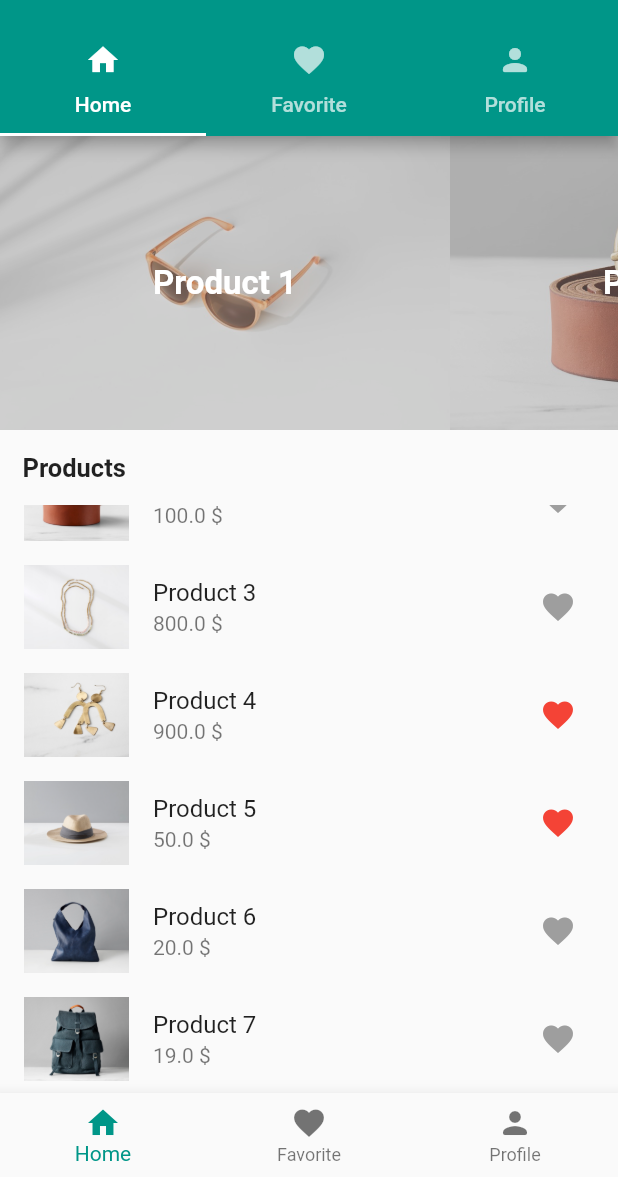
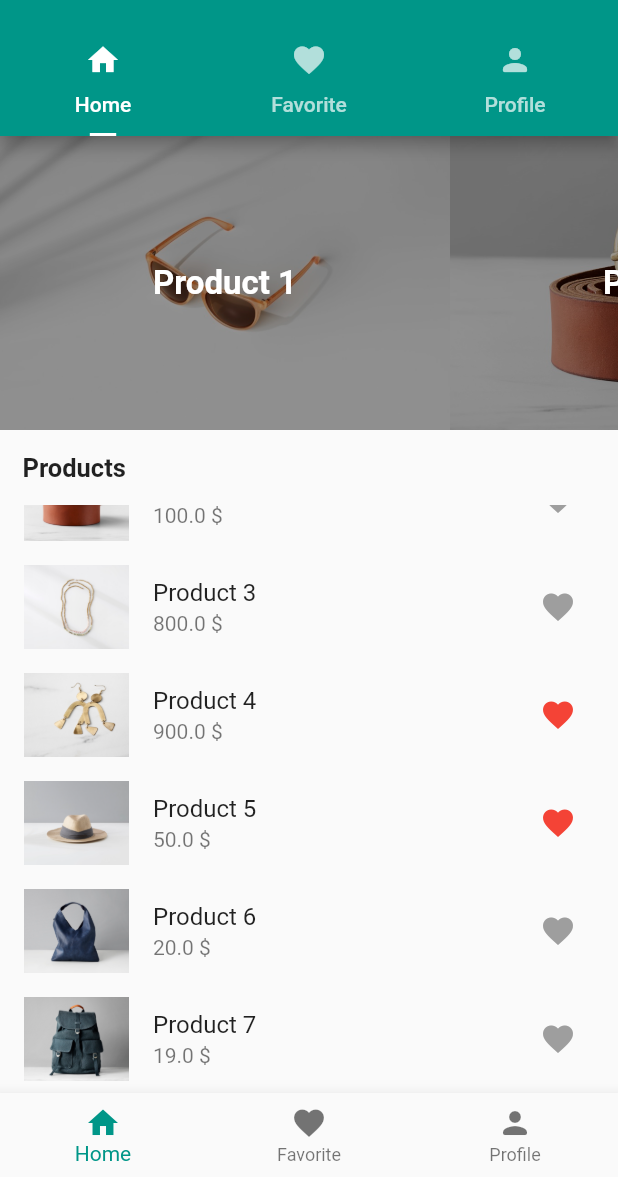
Before and after one commit to ObaidaKhater/HW1, a Flutter app: the screen it shows after launch, scrolled down 112 dp, after a tap on the "favorite" icon, on a phone screen of 412 x 824 dp, the part 59-1236 px from its top. Run offline on Flutter 3.47's test engine with Material 2 defaults, Android fonts, the phone set to English and light mode, and no system bars.

```diff
--- a/lib/ui/favorite_screen.dart
+++ /dev/null
@@ -1,47 +0,0 @@
-import 'package:assignment_1/data/product.dart';
-import 'package:assignment_1/models/product.dart';
-import 'package:flutter/material.dart';
-
-class FavoriteScreen extends StatefulWidget {
-  @override
-  State<StatefulWidget> createState() {
-    return FavoriteScreenState();
-  }
-}
-
-class FavoriteScreenState extends State<FavoriteScreen> {
-  @override
-  Widget build(BuildContext context) {
-    return Container(
-      child: SingleChildScrollView(
-        child: Column(
-            children: ProductData.productData
-                .getProducts()
-                .where((element) => element.isLike == true)
-                .map((Product product) {
-                  return ListTile(
-                    title: Text(product.name),
-                    subtitle: Text('${product.price} \$'),
-                    leading: Image.asset(
-                      product.pathImage,
-                      height: 60,
-                      width: 70,
-                      fit: BoxFit.cover,
-                    ),
-                    trailing: IconButton(
-                      icon: Icon(
-                        Icons.favorite,
-                        color: (product.isLike) ? Colors.red : Colors.grey,
-                      ),
-                      onPressed: () {
-                        product.isLike = !product.isLike;
-                        setState(() {});
-                      },
-                    ),
-                  );
-            })
-                .toList()),
-      ),
-    );
-  }
-}
--- a/lib/ui/main_screen.dart
+++ b/lib/ui/main_screen.dart
@@ -1,5 +1,8 @@
-import 'package:assignment_1/ui/favorite_screen.dart';
-import 'package:assignment_1/ui/home_screen.dart';
+import 'package:assignment_1/data/product.dart';
+import 'package:assignment_1/models/product.dart';
+import 'package:assignment_1/ui/pages/favorite_screen.dart';
+import 'package:assignment_1/ui/pages/home_screen.dart';
+
 import 'package:flutter/material.dart';
 import 'package:flutter/widgets.dart';
 
@@ -14,6 +17,13 @@ class MainScreenState extends State<MainScreen>
     with SingleTickerProviderStateMixin {
   TabController tabBarController;
   int indexBottom = 0;
+
+  toggleProduct(Product product) {
+    int index = ProductData.productData.getProducts().indexOf(product);
+    ProductData.productData.getProducts()[index].isLike =
+        !ProductData.productData.getProducts()[index].isLike;
+    setState(() {});
+  }
 
   @override
   void initState() {
@@ -59,6 +69,9 @@ class MainScreenState extends State<MainScreen>
       bottom: TabBar(
         controller: tabBarController,
         indicatorColor: Colors.white,
+        indicatorSize: TabBarIndicatorSize.label,
+        indicator:
+            UnderlineTabIndicator(insets: EdgeInsets.symmetric(horizontal: 10)),
         tabs: [
           Tab(
             icon: Icon(Icons.home),
@@ -79,8 +92,8 @@ class MainScreenState extends State<MainScreen>
 
   Widget _drawBody() {
     return TabBarView(controller: tabBarController, children: [
-      HomeScreen(),
-      FavoriteScreen(),
+      HomeScreen(toggleProduct),
+      FavoriteScreen(toggleProduct),
       Center(child: Text('3')),
     ]);
   }
--- /dev/null
+++ b/lib/ui/pages/favorite_screen.dart
@@ -0,0 +1,23 @@
+import 'package:assignment_1/data/product.dart';
+import 'package:assignment_1/models/product.dart';
+import 'package:assignment_1/ui/widgets/product_widget.dart';
+import 'package:flutter/material.dart';
+
+class FavoriteScreen extends StatelessWidget {
+  Function function;
+
+  FavoriteScreen(this.function);
+
+  @override
+  Widget build(BuildContext context) {
+    return Container(
+      child: ListView(
+          children: ProductData.productData
+              .getProducts()
+              .where((element) => element.isLike == true)
+              .map((Product product) {
+        return ProductWidget(product, function);
+      }).toList()),
+    );
+  }
+}
--- a/lib/ui/home_screen.dart
+++ b/lib/ui/pages/home_screen.dart
@@ -1,16 +1,12 @@
 import 'package:assignment_1/data/product.dart';
 import 'package:assignment_1/models/product.dart';
+import 'package:assignment_1/ui/widgets/product_widget.dart';
 import 'package:flutter/cupertino.dart';
 import 'package:flutter/material.dart';
 
-class HomeScreen extends StatefulWidget {
-  @override
-  State<StatefulWidget> createState() {
-    return HomeScreenState();
-  }
-}
-
-class HomeScreenState extends State<HomeScreen> {
+class HomeScreen extends StatelessWidget {
+  Function function;
+  HomeScreen(this.function);
   @override
   Widget build(BuildContext context) {
     return Container(
@@ -44,7 +40,7 @@ class HomeScreenState extends State<HomeScreen> {
             width: 300,
             height: double.infinity,
             child: Container(
-              color: Colors.grey.withOpacity(0.4),
+              color: Colors.black.withOpacity(0.4),
               child: Center(
                   child: Text(
                 product.name,
@@ -66,31 +62,10 @@ class HomeScreenState extends State<HomeScreen> {
   }
 
   Widget _drawColumnItems() {
-    return SingleChildScrollView(
-      child: Column(
-        children: ProductData.productData.getProducts().map((Product product) {
-          return ListTile(
-            title: Text(product.name),
-            subtitle: Text('${product.price} \$'),
-            leading: Image.asset(
-              product.pathImage,
-              height: 60,
-              width: 70,
-              fit: BoxFit.cover,
-            ),
-            trailing: IconButton(
-              icon: Icon(
-                Icons.favorite,
-                color: (product.isLike) ? Colors.red : Colors.grey,
-              ),
-              onPressed: () {
-                product.isLike = !product.isLike;
-                setState(() {});
-              },
-            ),
-          );
-        }).toList(),
-      ),
+    return ListView(
+      children: ProductData.productData.getProducts().map((Product product) {
+        return ProductWidget(product,function);
+      }).toList(),
     );
   }
 }
--- /dev/null
+++ b/lib/ui/widgets/product_widget.dart
@@ -0,0 +1,32 @@
+import 'package:assignment_1/models/product.dart';
+import 'package:flutter/material.dart';
+
+class ProductWidget extends StatelessWidget {
+  Function function;
+  Product product;
+
+  ProductWidget(this.product, this.function);
+
+  @override
+  Widget build(BuildContext context) {
+    return ListTile(
+      title: Text(product.name),
+      subtitle: Text('${product.price} \$'),
+      leading: Image.asset(
+        product.pathImage,
+        height: 60,
+        width: 70,
+        fit: BoxFit.cover,
+      ),
+      trailing: IconButton(
+        icon: Icon(
+          Icons.favorite,
+          color: (product.isLike) ? Colors.red : Colors.grey,
+        ),
+        onPressed: () {
+          function(product);
+        },
+      ),
+    );
+  }
+}
```
Also changed, not shown: 3 other files.
